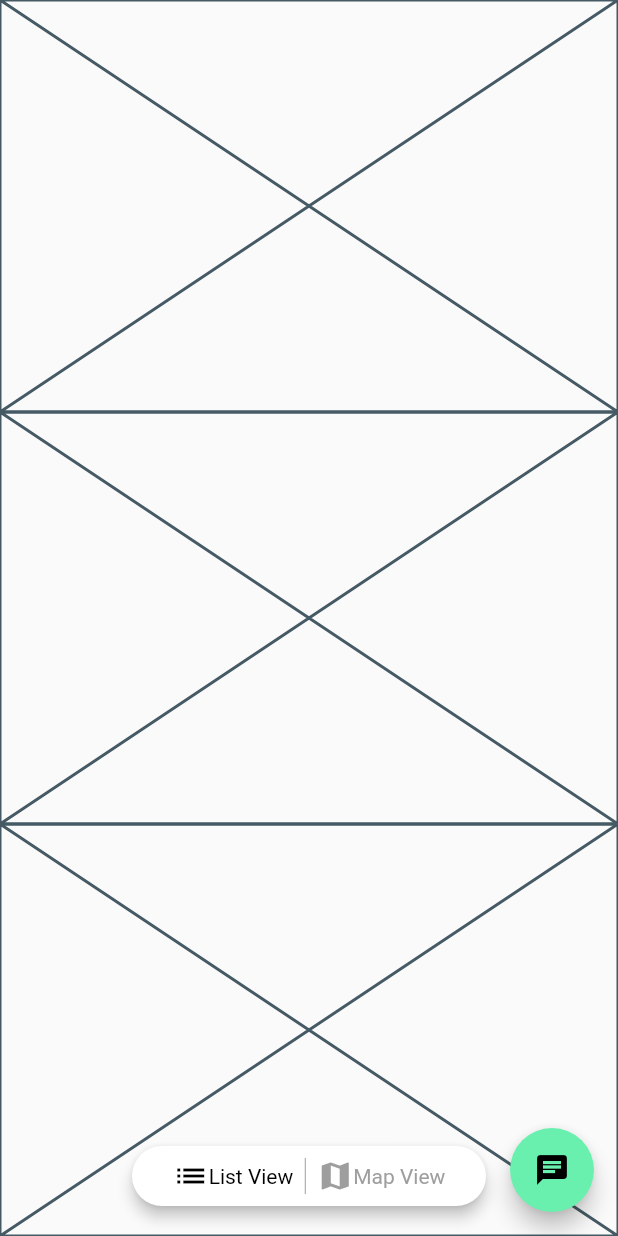
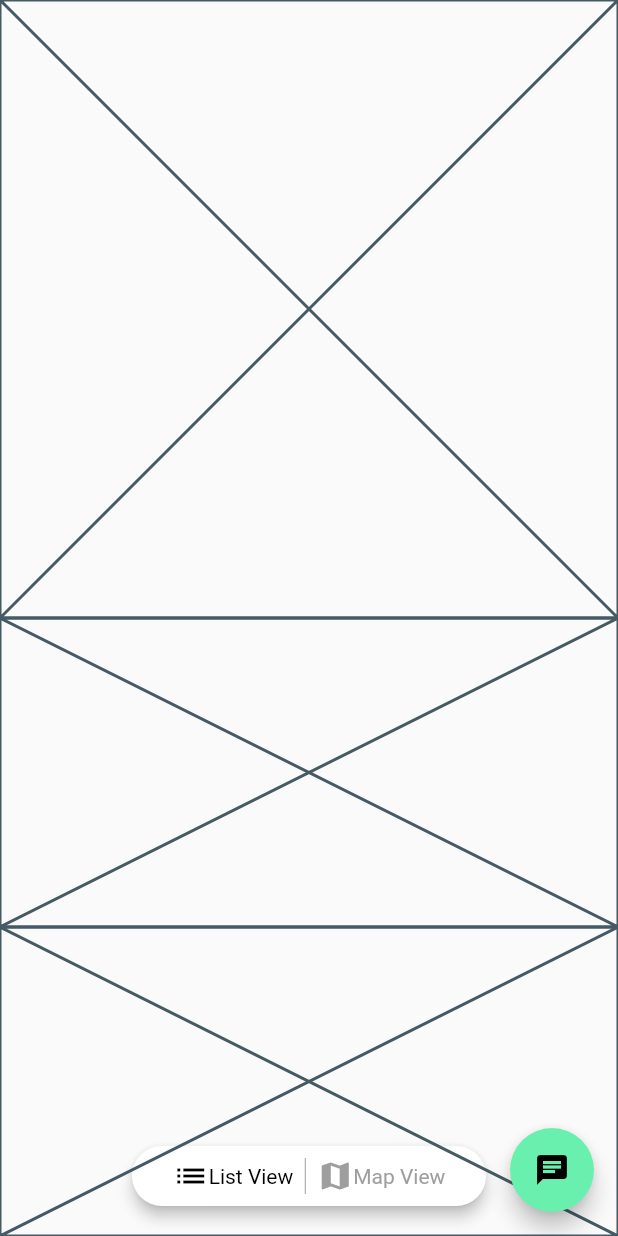
Before and after one commit to JAICHANGPARK/flutter_notebook_11th_story, a Flutter app: the screen it shows after launch, on a phone screen of 412 x 824 dp. Run offline on Flutter 3.47's test engine with Material 2 defaults, Android fonts, the phone set to English and light mode, and no system bars; our stand-ins replace backdrop, badges, flutter_inner_drawer, flutter_slidable, flutter_swiper, google_fonts.

Commit message:
Update irys_home_page.dart

```diff
--- a/lib/ep727_irys_mobile_app/ui/irys_home_page.dart
+++ b/lib/ep727_irys_mobile_app/ui/irys_home_page.dart
@@ -87,7 +87,9 @@ class _IrysHomePageState extends State<IrysHomePage> {
             Positioned(
                 child: Column(
               children: [
-                Expanded(child: Placeholder()),
+                Expanded(
+                    flex: 2,
+                    child: Placeholder()),
                 Expanded(child: Placeholder()),
                 Expanded(child: Placeholder()),
               ],
```
